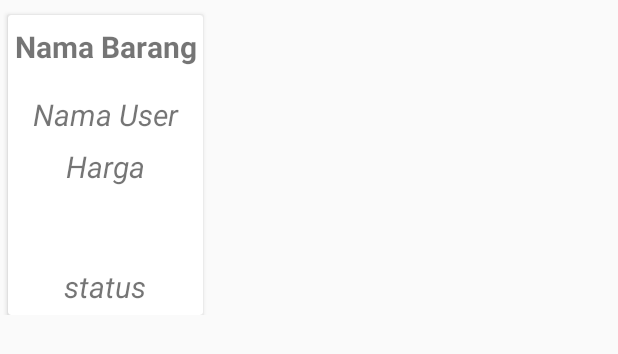
After one commit to gunaya/ToDo-List-Android-App, an Android app: the layout activity_notifikasi.xml on its own in the app's theme, with its tools: preview values and no code run, on a phone screen of 412 x 824 dp. The commit adds this screen. Shown: the top 354 px of the screen. Run offline under Robolectric (Android 15) with nearby library versions, the phone set to English and light mode, and no system bars.

Commit message:
update notifikasi

```diff
--- a/app/src/main/java/com/zucc/todolist/admin/FragmentActivity.java
+++ b/app/src/main/java/com/zucc/todolist/admin/FragmentActivity.java
@@ -26,13 +26,11 @@ public class FragmentActivity extends AppCompatActivity {
         super.onCreate(savedInstanceState);
         setContentView(R.layout.activity_fragment);
 
-
         btn_navView = findViewById(R.id.navigation);
         btn_navView.setOnNavigationItemSelectedListener(navListener);
         fragment = new HomeFragment();
         getSupportFragmentManager().beginTransaction().replace(R.id.frameLayout, fragment).commit();
     }
-
 
     private BottomNavigationView.OnNavigationItemSelectedListener navListener =
             new BottomNavigationView.OnNavigationItemSelectedListener() {
--- a/app/src/main/java/com/zucc/todolist/apihelper/BaseApiService.java
+++ b/app/src/main/java/com/zucc/todolist/apihelper/BaseApiService.java
@@ -1,6 +1,7 @@
 package com.zucc.todolist.apihelper;
 
 import com.zucc.model.RespDataKantin;
+import com.zucc.model.RespDataTrans;
 
 import java.util.List;
 
@@ -73,6 +74,9 @@ public interface BaseApiService {
     @GET("kantin/get/sql/")
     Call<List<RespDataKantin>> getData();
 
+    @GET("kantin/trans/get")
+    Call<List<RespDataTrans>> getDataTrans();
+
     @FormUrlEncoded
     @POST("kantin/update")
     Call<ResponseBody> updateBarang(@Field("id") int id,
--- /dev/null
+++ b/app/src/main/res/layout/activity_notifikasi.xml
@@ -0,0 +1,78 @@
+<?xml version="1.0" encoding="utf-8"?>
+<LinearLayout
+    xmlns:android="http://schemas.android.com/apk/res/android"
+    xmlns:app="http://schemas.android.com/apk/res-auto"
+    android:layout_width="match_parent"
+    android:layout_height="wrap_content"
+    android:orientation="vertical">
+
+    <android.support.v7.widget.CardView
+        android:layout_marginTop="10dp"
+        android:layout_marginLeft="5dp"
+        android:layout_marginRight="5dp"
+        android:layout_width="130dp"
+        android:layout_height="200dp">
+        <RelativeLayout
+            android:layout_width="match_parent"
+            android:layout_height="match_parent">
+            <TextView
+                android:id="@+id/nama_brg"
+                android:layout_width="match_parent"
+                android:layout_height="wrap_content"
+                android:layout_alignParentEnd="true"
+                android:layout_alignParentBottom="true"
+                android:layout_marginEnd="0dp"
+                android:background="#92ffffff"
+                android:textSize="20sp"
+                android:gravity="center_horizontal"
+                android:text="Nama Barang"
+                android:textStyle="bold"
+                android:layout_marginBottom="165dp"
+                />
+
+            <TextView
+                android:id="@+id/nama_user"
+                android:layout_width="match_parent"
+                android:layout_height="wrap_content"
+                android:layout_alignParentEnd="true"
+                android:layout_alignParentBottom="true"
+                android:layout_marginEnd="0dp"
+                android:background="#92ffffff"
+                android:textSize="20sp"
+                android:gravity="center_horizontal"
+                android:text="Nama User"
+                android:textStyle="italic"
+                android:layout_marginBottom="120dp"
+                />
+            <TextView
+                android:id="@+id/harga"
+                android:layout_width="match_parent"
+                android:layout_height="wrap_content"
+                android:layout_alignParentEnd="true"
+                android:layout_alignParentBottom="true"
+                android:layout_marginEnd="0dp"
+                android:background="#92ffffff"
+                android:textSize="20sp"
+                android:gravity="center_horizontal"
+                android:text="Harga"
+                android:textStyle="italic"
+                android:layout_marginBottom="85dp"
+                />
+            <TextView
+                android:id="@+id/status"
+                android:layout_width="match_parent"
+                android:layout_height="wrap_content"
+                android:layout_alignParentEnd="true"
+                android:layout_alignParentBottom="true"
+                android:layout_marginEnd="0dp"
+                android:background="#92ffffff"
+                android:textSize="20sp"
+                android:gravity="center_horizontal"
+                android:text="status"
+                android:textStyle="italic"
+                android:layout_marginBottom="5dp"
+                />
+        </RelativeLayout>
+
+    </android.support.v7.widget.CardView>
+</LinearLayout>
```
Also changed, not shown: app/src/main/java/com/zucc/todolist/adapter/TransaksiAdapter.java (added, +70 -0 lines), app/src/main/java/com/zucc/todolist/admin/fragment/NotifFragment.java (+57 -0 lines), app/src/main/res/layout/fragment_notif.xml (+17 -7 lines).
